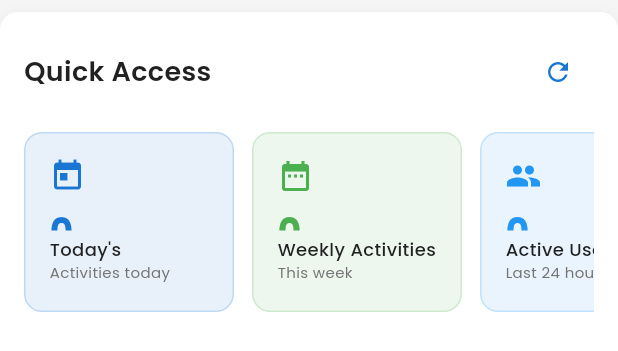
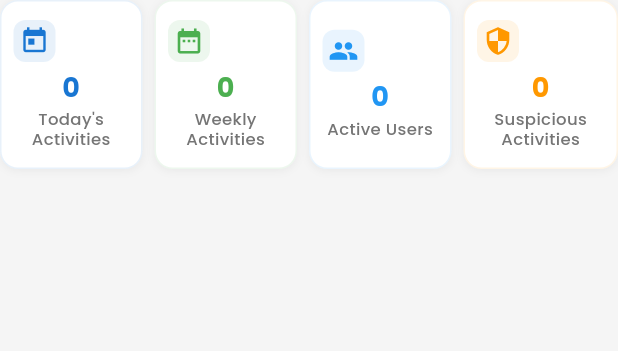
Before and after one commit to rahmathanifpurnama/management-document-app, a Flutter app: the QuickAccessWidget widget shown alone on an empty page, opened directly, on a phone screen of 412 x 824 dp. Shown: the top 351 px of the screen. Run offline on Flutter 3.47's test engine with Material 3 defaults, Android fonts, the phone set to English and light mode, and no system bars; our stand-ins replace audioplayers, cached_network_image, cloud_firestore, cloud_functions, connectivity_plus, dio and 20 more; missing offline and left inert: external_path, file_selector, firebase_app_check, flutter_pdfview, googleapis; accounts and stored records are empty; network calls fail.

Commit message:
update style on quick access on activities screen

```diff
--- a/lib/widgets/activity/quick_access_widget.dart
+++ b/lib/widgets/activity/quick_access_widget.dart
@@ -2,7 +2,6 @@ import 'package:flutter/material.dart';
 import 'package:google_fonts/google_fonts.dart';
 import '../../core/constants/app_colors.dart';
 import '../../services/activity_service.dart';
-import '../common/app_container.dart';
 
 class QuickAccessWidget extends StatefulWidget {
   final VoidCallback? onRefresh;
@@ -63,155 +62,191 @@ class _QuickAccessWidgetState extends State<QuickAccessWidget> {
     }
   }
 
-  Future<void> _handleRefresh() async {
-    await _loadStatistics();
-    widget.onRefresh?.call();
+  @override
+  Widget build(BuildContext context) {
+    return _buildStatisticsGrid();
   }
 
-  @override
-  Widget build(BuildContext context) {
-    return AppContainer.card(
-      child: Column(
-        crossAxisAlignment: CrossAxisAlignment.start,
-        children: [
-          _buildHeader(),
-          const SizedBox(height: 16),
-          _buildStatisticsCards(),
-        ],
-      ),
-    );
-  }
+  Widget _buildStatisticsGrid() {
+    final widgets = _buildStatWidgets();
 
-  Widget _buildHeader() {
-    return Row(
-      mainAxisAlignment: MainAxisAlignment.spaceBetween,
+    return Column(
       children: [
-        Text(
-          'Quick Access',
-          style: GoogleFonts.poppins(
-            fontSize: 18,
-            fontWeight: FontWeight.w600,
-            color: AppColors.textPrimary,
-          ),
+        // Single row with 4 widgets
+        Row(
+          children:
+              widgets.map((widget) {
+                  return Expanded(
+                    child: Container(
+                      margin: const EdgeInsets.only(right: 8.0),
+                      child: widget,
+                    ),
+                  );
+                }).toList()
+                ..last = Expanded(
+                  child: widgets.last,
+                ), // Remove margin from last widget
         ),
-        if (widget.showRefreshButton)
-          IconButton(
-            onPressed: _isLoading ? null : _handleRefresh,
-            icon: _isLoading
-                ? SizedBox(
-                    width: 16,
-                    height: 16,
-                    child: CircularProgressIndicator(
-                      strokeWidth: 2,
-                      valueColor: AlwaysStoppedAnimation<Color>(
-                        AppColors.primary,
-                      ),
-                    ),
-                  )
-                : const Icon(Icons.refresh),
-            iconSize: 20,
-            color: AppColors.primary,
-            tooltip: 'Refresh Statistics',
-          ),
       ],
     );
   }
 
-  Widget _buildStatisticsCards() {
-    if (_isLoading && _statistics.isEmpty) {
-      return SizedBox(
-        height: widget.height ?? 120,
-        child: const Center(child: CircularProgressIndicator()),
-      );
-    }
-
-    final statCards = [
-      _StatCardData(
+  List<Widget> _buildStatWidgets() {
+    return [
+      _buildStatWidget(
         key: 'today',
         title: "Today's Activities",
         value: (_statistics['todayCount'] ?? 0).toString(),
         icon: Icons.today,
         color: AppColors.primary,
-        subtitle: 'Activities today',
+        isClickable: true,
+        showValue: true,
       ),
-      _StatCardData(
+      _buildStatWidget(
         key: 'week',
         title: 'Weekly Activities',
         value: (_statistics['weekCount'] ?? 0).toString(),
         icon: Icons.date_range,
         color: AppColors.success,
-        subtitle: 'This week',
+        isClickable: true,
+        showValue: true,
       ),
-      _StatCardData(
+      _buildStatWidget(
         key: 'users',
         title: 'Active Users',
         value: (_statistics['activeUsers'] ?? 0).toString(),
         icon: Icons.people,
         color: AppColors.info,
-        subtitle: 'Last 24 hours',
+        isClickable: true,
+        showValue: true,
       ),
-      _StatCardData(
+      _buildStatWidget(
         key: 'suspicious',
         title: 'Suspicious Activities',
         value: (_statistics['suspiciousCount'] ?? 0).toString(),
         icon: Icons.security,
         color: AppColors.warning,
-        subtitle: 'This week',
+        isClickable: true,
+        showValue: true,
       ),
     ];
+  }
 
-    return SizedBox(
-      height: widget.height ?? 120,
-      child: ListView.separated(
-        scrollDirection: Axis.horizontal,
-        itemCount: statCards.length,
-        separatorBuilder: (context, index) => const SizedBox(width: 12),
-        itemBuilder: (context, index) {
-          final card = statCards[index];
-          return _buildStatCard(card);
-        },
-      ),
+  Widget _buildStatWidget({
+    required String key,
+    required String title,
+    required String value,
+    IconData? icon,
+    String? iconAsset,
+    required Color color,
+    bool isClickable = true,
+    bool showValue = true,
+  }) {
+    return ActivityStatWidget(
+      title: title,
+      value: value,
+      icon: icon,
+      iconAsset: iconAsset,
+      color: color,
+      onTap: isClickable ? () => widget.onStatTap?.call(key) : null,
+      isLoading: _isLoading,
+      showValue: showValue,
+      showAlert:
+          key == 'suspicious' &&
+          int.tryParse(value) != null &&
+          int.parse(value) > 0,
     );
   }
+}
 
-  Widget _buildStatCard(_StatCardData card) {
+/// Individual activity stat widget with dashboard-style design
+class ActivityStatWidget extends StatelessWidget {
+  final String title;
+  final String value;
+  final IconData? icon;
+  final String? iconAsset;
+  final Color color;
+  final VoidCallback? onTap;
+  final bool isLoading;
+  final bool showValue;
+  final bool showAlert;
+
+  const ActivityStatWidget({
+    super.key,
+    required this.title,
+    required this.value,
+    this.icon,
+    this.iconAsset,
+    required this.color,
+    this.onTap,
+    this.isLoading = false,
+    this.showValue = true,
+    this.showAlert = false,
+  });
+
+  @override
+  Widget build(BuildContext context) {
+    // Fixed sizing similar to dashboard stats
+    const padding = EdgeInsets.all(8.0);
+    const borderRadius = 12.0;
+    const spacing = 4.0;
+    const valueFontSize = 18.0;
+    const titleFontSize = 11.0;
+    const iconSize = 20.0;
+
+    // Calculate consistent minimum height for all widgets
+    final iconContainerHeight = iconSize + (spacing * 2);
+    final baseContentHeight =
+        iconContainerHeight +
+        spacing +
+        (valueFontSize * 1.1) +
+        (spacing / 2) +
+        (titleFontSize * 1.3 * 3);
+    final minHeight = baseContentHeight + (padding.vertical);
+
     return GestureDetector(
-      onTap: () => widget.onStatTap?.call(card.key),
+      onTap: onTap,
       child: Container(
-        width: 140,
-        padding: const EdgeInsets.all(16),
+        height: minHeight,
+        padding: padding,
         decoration: BoxDecoration(
-          color: card.color.withValues(alpha: 0.1),
-          borderRadius: BorderRadius.circular(12),
-          border: Border.all(
-            color: card.color.withValues(alpha: 0.2),
-            width: 1,
-          ),
+          color: AppColors.surface,
+          borderRadius: BorderRadius.circular(borderRadius),
+          border: Border.all(color: color.withValues(alpha: 0.1), width: 1),
+          boxShadow: [
+            BoxShadow(
+              color: Colors.black.withValues(alpha: 0.05),
+              blurRadius: 4,
+              offset: const Offset(0, 1),
+            ),
+          ],
         ),
         child: Column(
-          crossAxisAlignment: CrossAxisAlignment.start,
-          mainAxisSize: MainAxisSize.min,
+          mainAxisAlignment: MainAxisAlignment.center,
           children: [
+            // Icon container with alert badge
             Row(
               mainAxisAlignment: MainAxisAlignment.spaceBetween,
               children: [
-                Icon(card.icon, color: card.color, size: 24),
-                if (card.key == 'suspicious' &&
-                    int.tryParse(card.value) != null &&
-                    int.parse(card.value) > 0)
+                _buildIconContainer(
+                  iconSize: iconSize,
+                  spacing: spacing,
+                  borderRadius: borderRadius,
+                ),
+                if (showAlert)
                   Container(
                     padding: const EdgeInsets.symmetric(
-                      horizontal: 6,
-                      vertical: 2,
+                      horizontal: 4,
+                      vertical: 1,
                     ),
                     decoration: BoxDecoration(
                       color: AppColors.error,
-                      borderRadius: BorderRadius.circular(8),
+                      borderRadius: BorderRadius.circular(6),
                     ),
                     child: Text(
                       'Alert',
                       style: GoogleFonts.poppins(
-                        fontSize: 8,
+                        fontSize: 7,
                         fontWeight: FontWeight.w600,
                         color: Colors.white,
                       ),
@@ -219,106 +254,56 @@ class _QuickAccessWidgetState extends State<QuickAccessWidget> {
                   ),
               ],
             ),
-            const SizedBox(height: 8),
-            Flexible(
-              child: Text(
-                card.value,
+            SizedBox(height: spacing),
+            // Value text (conditional display)
+            if (showValue) ...[
+              Text(
+                isLoading ? '...' : value,
                 style: GoogleFonts.poppins(
-                  fontSize: 24,
-                  fontWeight: FontWeight.bold,
-                  color: card.color,
+                  fontSize: valueFontSize,
+                  fontWeight: FontWeight.w700,
+                  color: isLoading ? AppColors.textSecondary : color,
                 ),
-                overflow: TextOverflow.ellipsis,
-              ),
-            ),
-            const SizedBox(height: 4),
-            Flexible(
-              child: Text(
-                card.title,
-                style: GoogleFonts.poppins(
-                  fontSize: 12,
-                  fontWeight: FontWeight.w500,
-                  color: AppColors.textPrimary,
-                ),
-                maxLines: 2,
-                overflow: TextOverflow.ellipsis,
-              ),
-            ),
-            Flexible(
-              child: Text(
-                card.subtitle,
-                style: GoogleFonts.poppins(
-                  fontSize: 10,
-                  color: AppColors.textSecondary,
-                ),
+                textAlign: TextAlign.center,
                 maxLines: 1,
                 overflow: TextOverflow.ellipsis,
               ),
+              SizedBox(height: spacing / 2),
+            ],
+            // Title text
+            Text(
+              title,
+              style: GoogleFonts.poppins(
+                fontSize: titleFontSize,
+                fontWeight: FontWeight.w500,
+                color: AppColors.textSecondary,
+                height: 1.2,
+              ),
+              textAlign: TextAlign.center,
+              maxLines: 3,
+              overflow: TextOverflow.ellipsis,
             ),
           ],
         ),
       ),
     );
   }
-}
 
-class _StatCardData {
-  final String key;
-  final String title;
-  final String value;
-  final IconData icon;
-  final Color color;
-  final String subtitle;
-
-  const _StatCardData({
-    required this.key,
-    required this.title,
-    required this.value,
-    required this.icon,
-    required this.color,
-    required this.subtitle,
-  });
-}
-
-/// Extension for creating quick access widgets with different configurations
-extension QuickAccessWidgetExtensions on QuickAccessWidget {
-  /// Create a compact version of the quick access widget
-  static QuickAccessWidget compact({
-    VoidCallback? onRefresh,
-    Function(String)? onStatTap,
+  /// Build icon container with unified styling
+  Widget _buildIconContainer({
+    required double iconSize,
+    required double spacing,
+    required double borderRadius,
   }) {
-    return QuickAccessWidget(
-      height: 100,
-      showRefreshButton: false,
-      onRefresh: onRefresh,
-      onStatTap: onStatTap,
-    );
-  }
-
-  /// Create a full-featured version with all options
-  static QuickAccessWidget full({
-    VoidCallback? onRefresh,
-    Function(String)? onStatTap,
-    bool showRefreshButton = true,
-  }) {
-    return QuickAccessWidget(
-      height: 120,
-      showRefreshButton: showRefreshButton,
-      onRefresh: onRefresh,
-      onStatTap: onStatTap,
-    );
-  }
-
-  /// Create a minimal version for dashboard
-  static QuickAccessWidget minimal({
-    VoidCallback? onRefresh,
-    Function(String)? onStatTap,
-  }) {
-    return QuickAccessWidget(
-      height: 80,
-      showRefreshButton: false,
-      onRefresh: onRefresh,
-      onStatTap: onStatTap,
+    return Container(
+      padding: EdgeInsets.all(spacing),
+      decoration: BoxDecoration(
+        color: color.withValues(alpha: 0.1),
+        borderRadius: BorderRadius.circular(borderRadius / 1.5),
+      ),
+      child: icon != null
+          ? Icon(icon, size: iconSize, color: color)
+          : const SizedBox.shrink(),
     );
   }
 }
```
